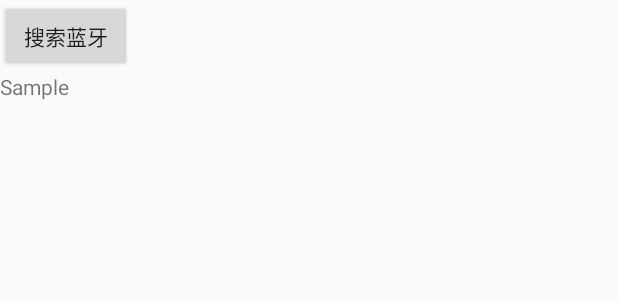
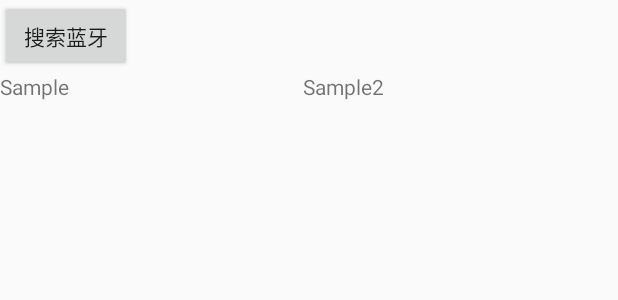
Before and after one commit to GIGAFortress/AndroidCollection, an Android app: the layout content_2.xml on its own in the app's theme, with its tools: preview values and no code run, on a phone screen of 412 x 824 dp. Shown: the top 300 px of the screen. Run offline under Robolectric (Android 15) with nearby library versions, the phone set to English and light mode, and no system bars.

Commit message:
让蓝牙搜索完后按RSSI大小进行排序显示

```diff
--- a/MyApplication3/app/src/main/res/layout/content_2.xml
+++ b/MyApplication3/app/src/main/res/layout/content_2.xml
@@ -8,13 +8,30 @@
         android:layout_height="wrap_content"
         android:text="搜索蓝牙"
         android:onClick="startDiscovery"/>
-    <ScrollView
+    <LinearLayout
         android:layout_width="match_parent"
-        android:layout_height="wrap_content">
-        <TextView
-            android:id="@+id/textViewC21"
-            android:layout_width="match_parent"
+        android:layout_height="match_parent"
+        android:orientation="horizontal">
+        <ScrollView
+            android:layout_width="wrap_content"
             android:layout_height="wrap_content"
-            android:text="Sample"/>
-    </ScrollView>
+            android:layout_weight="1">
+            <TextView
+                android:id="@+id/textViewC21"
+                android:layout_width="match_parent"
+                android:layout_height="wrap_content"
+                android:text="Sample"/>
+        </ScrollView>
+        <ScrollView
+            android:layout_width="wrap_content"
+            android:layout_height="match_parent"
+            android:layout_weight="1">
+            <TextView
+                android:id="@+id/textViewC22"
+                android:layout_width="match_parent"
+                android:layout_height="wrap_content"
+                android:text="Sample2"/>
+        </ScrollView>
+    </LinearLayout>
+
 </LinearLayout>
```
Also changed, not shown: MyApplication3/app/src/main/java/com/example/chenlij/myapplication3/MainActivity.java (+26 -0 lines).
